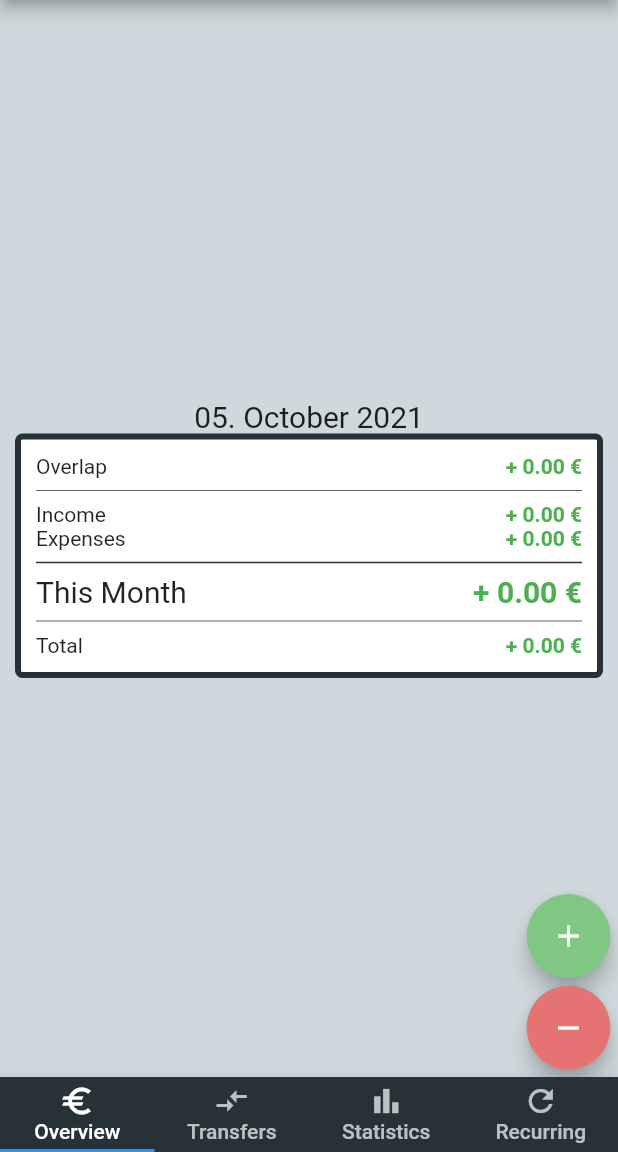
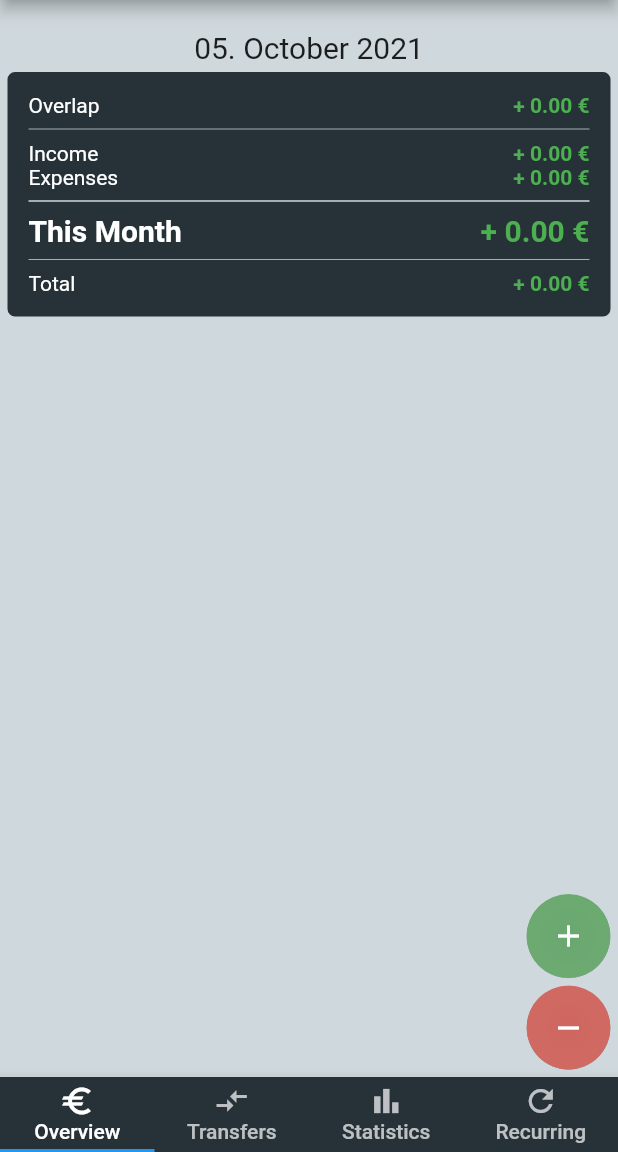
Before and after one commit to grittaweisheit/money_tracker, a Flutter app: the screen it shows after launch, in the side drawer, after a tap on the "add" icon, on a phone screen of 412 x 824 dp, the part 84-1236 px from its top. Run offline on Flutter 3.47's test engine with Material 2 defaults, Android fonts, the phone set to English and light mode, and no system bars; our stand-ins replace fl_chart, flip_card, flutter_datetime_picker, hive, hive_flutter; accounts and stored records are empty.

Commit message:
touch ups

```diff
--- a/lib/Utils.dart
+++ b/lib/Utils.dart
@@ -1,23 +1,20 @@
-import 'package:fl_chart/fl_chart.dart';
 import 'package:flutter/cupertino.dart';
 import 'package:flutter/material.dart';
 import 'package:flutter/services.dart';
 import 'package:intl/intl.dart';
 import 'Consts.dart';
 
-TextStyle getLargerTextStyle() {
-  return TextStyle(fontSize: 20);
-}
+TextStyle largerTextStyle = TextStyle(fontSize: 20);
 
-TextStyle getBoldTextStyle() {
-  return TextStyle(fontWeight: FontWeight.bold);
-}
+TextStyle boldTextStyle = TextStyle(fontWeight: FontWeight.bold);
 
-TextStyle getRedGreenTextStyle(double amount) {
+TextStyle redGreenTextStyle(double amount) {
   return TextStyle(
       color: amount < 0 ? intensiveRedColor : intensiveGreenColor,
       fontWeight: FontWeight.bold);
 }
+
+TextStyle whiteTextStyle = TextStyle(color: Colors.white);
 
 String getAmountString(double amount) {
   String omen = amount < 0 ? '-' : '+';
@@ -28,8 +25,8 @@ Text getAmountText(double amount, bool large) {
   return Text(
     getAmountString(amount),
     style: !large
-        ? getRedGreenTextStyle(amount)
-        : getRedGreenTextStyle(amount).merge(getLargerTextStyle()),
+        ? redGreenTextStyle(amount)
+        : redGreenTextStyle(amount).merge(largerTextStyle),
   );
 }
 
--- a/lib/components/addOneTimeTransactionFloatingButtons.dart
+++ b/lib/components/addOneTimeTransactionFloatingButtons.dart
@@ -28,15 +28,17 @@ class AddOneTimeTransactionFloatingButtons extends StatelessWidget {
             Spacer(),
             FloatingActionButton(
               heroTag: "addIncome",
+              backgroundColor: intensiveGreenColor.withOpacity(0.6),
+              elevation: 0.1,
               onPressed: () => addTransaction(true),
-              backgroundColor: lightGreenColor,
               child: Icon(Icons.add),
             ),
             topBottomSpace5,
             FloatingActionButton(
                 heroTag: "addLoss",
+                backgroundColor: intensiveRedColor.withOpacity(0.6),
+                elevation: 0.1,
                 onPressed: () => addTransaction(false),
-                backgroundColor: lightRedColor,
                 child: Icon(Icons.remove))
           ],
         ));
--- /dev/null
+++ b/lib/components/tagStatisticsList.dart
@@ -0,0 +1,101 @@
+import 'package:flutter/material.dart';
+import 'package:flutter/widgets.dart';
+import 'package:hive/hive.dart';
+import 'package:money_tracker/Consts.dart';
+import 'package:money_tracker/Utils.dart';
+import 'package:money_tracker/models/Transactions.dart';
+
+class TagStatisticsList extends StatefulWidget {
+  final bool thisMonthOnly;
+
+  TagStatisticsList(this.thisMonthOnly);
+
+  @override
+  _TagStatisticsListState createState() => _TagStatisticsListState();
+}
+
+class _TagStatisticsListState extends State<TagStatisticsList> {
+  List<OneTimeTransaction> transactions = [];
+  late Map<Tag, List<double>> tagsData;
+  late DateTime currentMonthYear =
+      DateTime(DateTime.now().year, DateTime.now().month);
+  int tagCount = 0;
+
+  @override
+  void initState() {
+    refresh();
+    super.initState();
+  }
+
+  refresh() {
+    Box<OneTimeTransaction> box = Hive.box(oneTimeTransactionBox);
+    List<OneTimeTransaction> newTransactions = box.values
+        .where((transaction) =>
+            !transaction.date.isBefore(currentMonthYear) ||
+            !widget.thisMonthOnly)
+        .toList();
+
+    Box<Tag> tagsBox = Hive.box(tagBox);
+    List<Tag> tags = tagsBox.values.toList();
+    Map<Tag, List<double>> tagData =
+        Map.fromEntries(tags.map((tag) => MapEntry(tag, [0, 0])));
+
+    // generate tag list data
+    newTransactions.forEach((trans) {
+      trans.tags.forEach((tag) {
+        tagData.update(tag, (values) {
+          values[trans.isIncome ? 0 : 1] += trans.amount;
+          return values;
+        });
+      });
+    });
+
+    setState(() {
+      transactions = newTransactions;
+      tagCount = tags.length;
+      tagsData = tagData;
+    });
+  }
+
+  Text getTagAmount(double amount) {
+    return amount != 0 ? getAmountText(amount, false) : Text('');
+  }
+
+  Widget getTagList() {
+    return Table(
+        defaultVerticalAlignment: TableCellVerticalAlignment.middle,
+        columnWidths: {
+          0: IntrinsicColumnWidth(),
+          1: FlexColumnWidth(2),
+          2: FlexColumnWidth(1),
+          3: FlexColumnWidth(1),
+          4: FlexColumnWidth(1)
+        },
+        border: TableBorder(
+            horizontalInside:
+                BorderSide(color: primaryColorLightTone, width: 1)),
+        children: tagsData.entries
+            .map((tag) => TableRow(
+                    decoration: BoxDecoration(
+                        color: primaryColor,
+                        border: Border.all(color: primaryColor),
+                        borderRadius: BorderRadius.circular(5)),
+                    children: [
+                      Padding(
+                          padding: EdgeInsets.all(3),
+                          child: Icon(allIconDataMap[tag.key.icon]!,
+                              color: primaryColorLightTone)),
+                      Text(' ${tag.key.name}',
+                          style: TextStyle(color: Colors.white)),
+                      getTagAmount(tag.value[0]),
+                      getTagAmount(tag.value[1]),
+                      getAmountText(tag.value[0] + tag.value[1], false)
+                    ]))
+            .toList());
+  }
+
+  @override
+  Widget build(BuildContext context) {
+    return getTagList();
+  }
+}
--- a/lib/pages/overviewTab.dart
+++ b/lib/pages/overviewTab.dart
@@ -3,6 +3,7 @@ import 'package:flutter/material.dart';
 import 'package:hive/hive.dart';
 import 'package:money_tracker/Consts.dart';
 import 'package:money_tracker/components/addOneTimeTransactionFloatingButtons.dart';
+import 'package:money_tracker/components/tagStatisticsList.dart';
 import 'package:money_tracker/models/Transactions.dart';
 
 import '../Utils.dart';
@@ -70,55 +71,74 @@ class _OverviewTabState extends State<OverviewTab> {
   }
 
   Widget getOverviewContent() {
-    return Padding(
-        padding: EdgeInsets.symmetric(horizontal: 10),
-        child: Container(
+    return Container(
       padding: EdgeInsets.all(10),
       decoration: BoxDecoration(
-              color: Colors.white,
+          color: primaryColor,
           borderRadius: BorderRadius.circular(5),
           border: Border.all(color: primaryColor, width: 4)),
       child: Wrap(
         children: [
           Row(
             mainAxisAlignment: MainAxisAlignment.spaceBetween,
-                children: [Text("Overlap"), getAmountText(overlap, false)],
+            children: [
+              Text("Overlap", style: whiteTextStyle),
+              getAmountText(overlap, false)
+            ],
           ),
-              Divider(color: primaryColor, thickness: 0.5),
+          Divider(color: primaryColorLightTone, thickness: 0.5),
           Row(
             mainAxisAlignment: MainAxisAlignment.spaceBetween,
-                children: [Text("Income"), getAmountText(income, false)],
+            children: [
+              Text("Income", style: whiteTextStyle),
+              getAmountText(income, false)
+            ],
           ),
           Row(
             mainAxisAlignment: MainAxisAlignment.spaceBetween,
-                children: [Text("Expenses"), getAmountText(expenses, false)],
+            children: [
+              Text("Expenses", style: whiteTextStyle),
+              getAmountText(expenses, false)
+            ],
           ),
-              Divider(color: primaryColor, thickness: 1),
+          Divider(color: primaryColorLightTone, thickness: 1),
           Row(
             mainAxisAlignment: MainAxisAlignment.spaceBetween,
             children: [
-                  Text("This Month", style: getLargerTextStyle()),
+              Text("This Month",
+                  style: largerTextStyle
+                      .merge(whiteTextStyle)
+                      .merge(boldTextStyle)),
               getAmountText(monthlyTotal, true)
             ],
           ),
-              Divider(color: primaryColor, thickness: 0.5),
+          Divider(color: primaryColorLightTone, thickness: 0.5),
           Row(
             mainAxisAlignment: MainAxisAlignment.spaceBetween,
-                children: [Text("Total"), getAmountText(total, false)],
+            children: [
+              Text("Total", style: whiteTextStyle),
+              getAmountText(total, false)
+            ],
           )
         ],
       ),
-        ));
+    );
   }
 
   Widget getContent() {
-    return Column(mainAxisAlignment: MainAxisAlignment.center, children: [
+    return Padding(
+      padding: EdgeInsets.fromLTRB(5, 20, 5, 0),
+      child: Column(children: [
         Text(
           targetDateFormat.format(DateTime.now()),
-        style: TextStyle(fontSize: 20),
+          style: largerTextStyle,
         ),
-      getOverviewContent()
-    ]);
+        topBottomSpace5,
+        getOverviewContent(),
+        topBottomSpace20,
+        TagStatisticsList(true)
+      ]),
+    );
   }
 
   @override
```
Also changed, not shown: lib/pages/oneTimeTransactionListTab.dart (+34 -27 lines), lib/pages/statisticsTab.dart (+12 -70 lines). Lines whose indentation alone changed are shown as unchanged.
